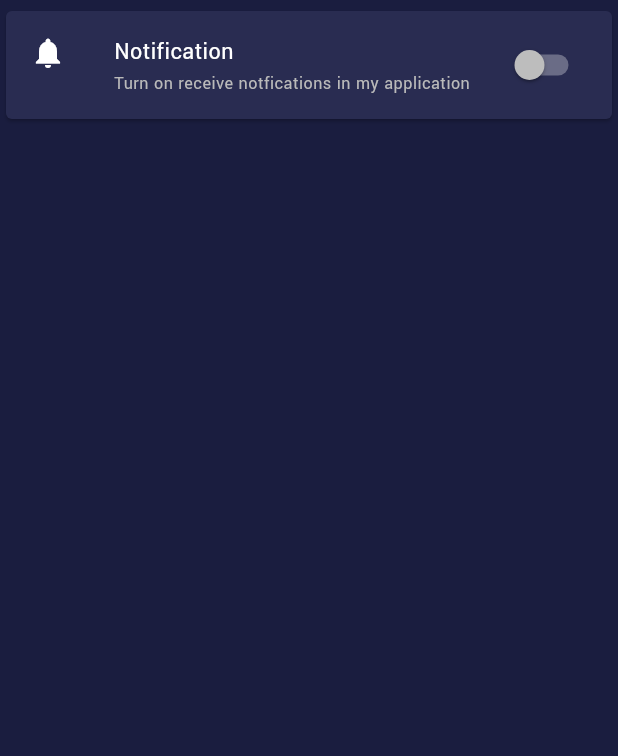
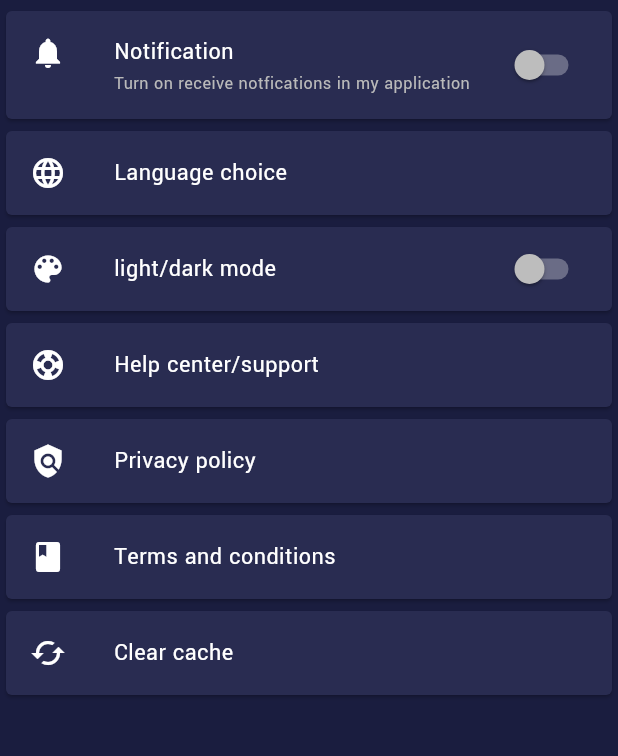
Before and after one commit to ahmedelnoor2/lfi_widget_app, a Flutter app: the Setting screen opened by its route, on a phone screen of 412 x 824 dp, the part 79-835 px from its top. Run offline on Flutter 3.47's test engine with Material 2 defaults, Android fonts, the phone set to English and light mode, and no system bars; our stand-ins replace buttons_tabbar, cached_network_image, camera, carousel_slider, dotted_line, email_validator and 13 more; missing offline and left inert: cached_memory_image, camera_web, flutter_aliyun_captcha, flutter_idensic_mobile_sdk_plugin, flutter_share, image_picker_for_web and 6 more; accounts and stored records are empty.

Commit message:
setting optio ui

```diff
--- a/lib/screens/setting/setting.dart
+++ b/lib/screens/setting/setting.dart
@@ -3,6 +3,8 @@ import 'dart:async';
 import 'package:flutter/material.dart';
 import 'package:lyotrade/providers/auth.dart';
 import 'package:lyotrade/screens/common/header.dart';
+import 'package:lyotrade/screens/common/snackalert.dart';
+import 'package:lyotrade/screens/common/types.dart';
 import 'package:lyotrade/utils/AppConstant.utils.dart';
 import 'package:lyotrade/utils/Country.utils.dart';
 import 'package:provider/provider.dart';
@@ -101,6 +103,64 @@ class _SettingState extends State<Setting> {
                   ),
                 ),
               ),
+              Card(
+                child: ListTile(
+                  leading: const Icon(Icons.language),
+                  title: const Text('Language choice'),
+                ),
+              ),
+              Card(
+                child: ListTile(
+                  leading: const Icon(Icons.color_lens),
+                  title: const Text('light/dark mode'),
+                  trailing: Switch(
+                    value: isNotification,
+                    onChanged: (val) async {
+                      if (auth.isAuthenticated) {
+                        setState(() {
+                          isNotification = val;
+                        });
+                        final prefs = await SharedPreferences.getInstance();
+                        await prefs.setBool('isnotification', isNotification);
+                        print('check notifcation');
+
+                        print(prefs.getBool('isnotification'));
+                      } else {
+                        Navigator.pushNamed(context, '/authentication');
+                      }
+                    },
+                  ),
+                ),
+              ),
+              Card(
+                child: ListTile(
+                  leading: const Icon(Icons.support),
+                  title: const Text('Help center/support'),
+                ),
+              ),
+              Card(
+                child: ListTile(
+                  leading: const Icon(Icons.policy),
+                  title: const Text('Privacy policy'),
+                ),
+              ),
+              Card(
+                child: ListTile(
+                  leading: const Icon(Icons.book),
+                  title: const Text('Terms and conditions'),
+                ),
+              ),
+              Card(
+                child: ListTile(
+                  onTap: (() {
+                    snackAlert(context,SnackTypes.success, 'Cache Clear SucessFully');
+                  }),
+                  leading: const Icon(Icons.cached),
+                  title: const Text('Clear cache'),
+
+
+                ),
+              ),
             ],
           ),
         ),
```
